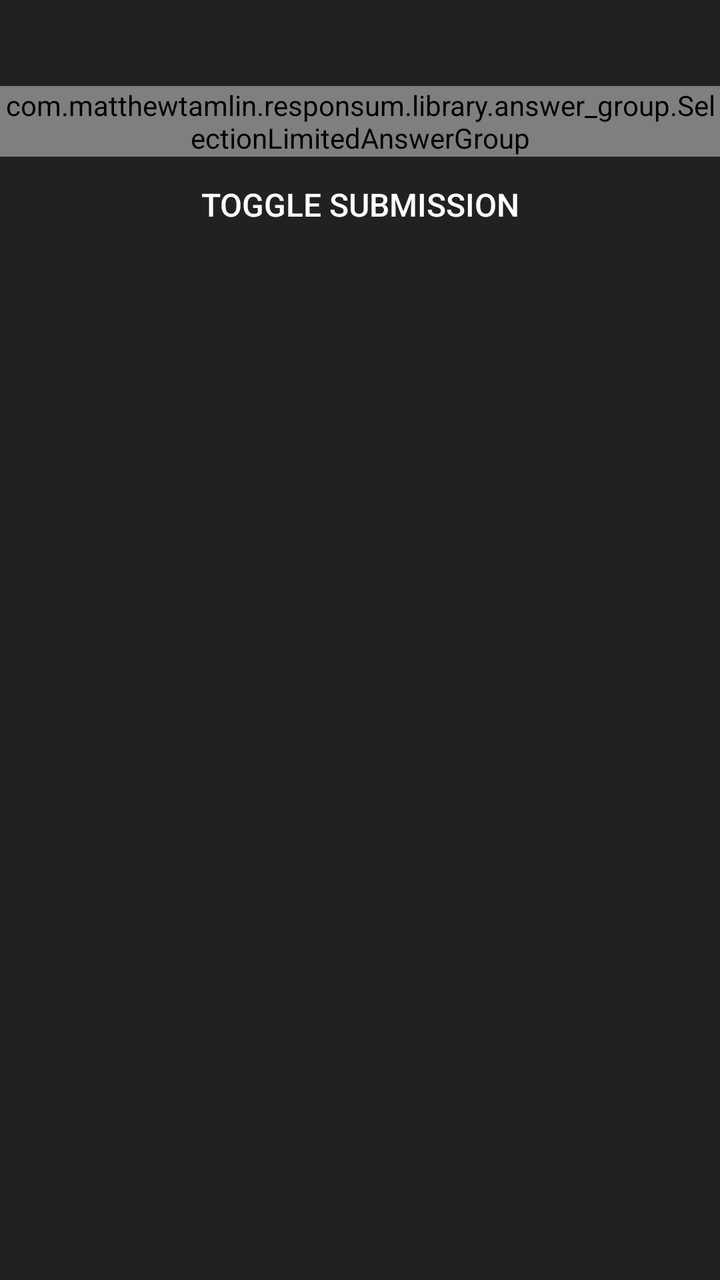
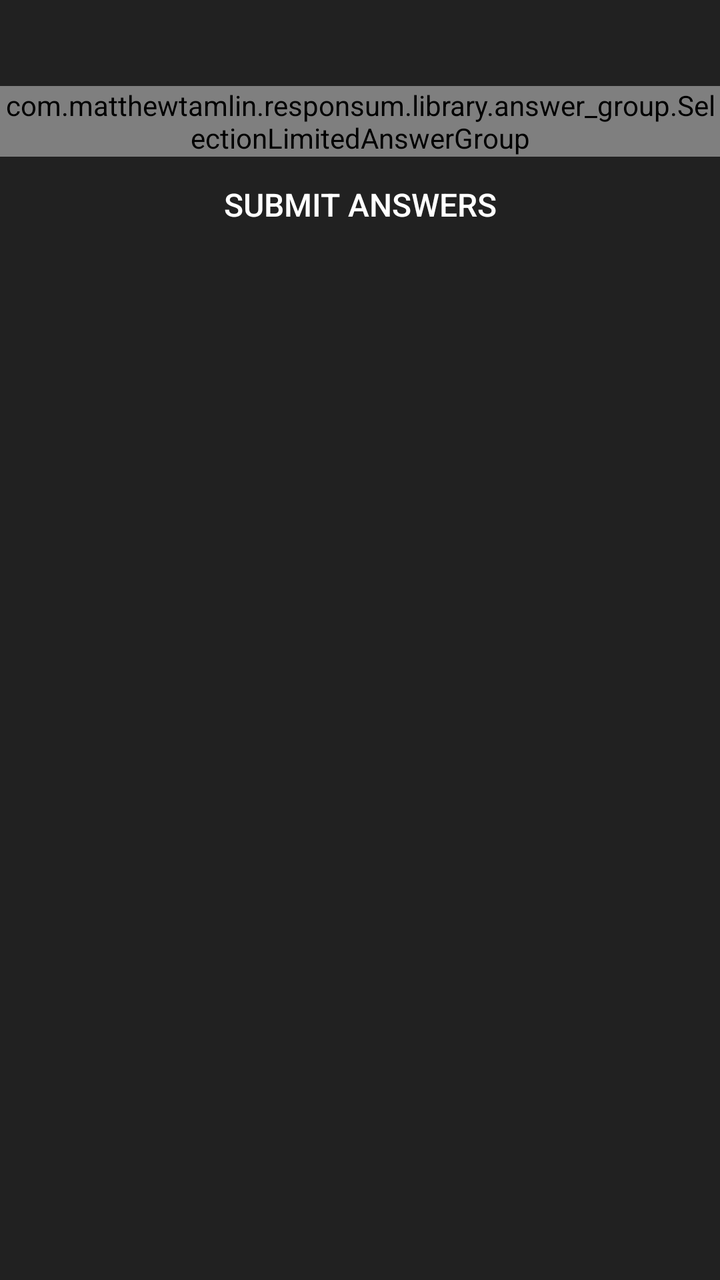

Screens rendered from an Android XML layout before and after an edit, with the pre-edit source and the edit as a unified diff.
<!-- AndroidManifest.xml: application theme Theme.AppCompat.NoActionBar -->
<!-- res/layout/main_activity.xml -->
<?xml version="1.0" encoding="utf-8"?>
<LinearLayout
	xmlns:android="http://schemas.android.com/apk/res/android"
	android:layout_width="match_parent"
	android:layout_height="match_parent"
	android:background="#FF212121"
	android:orientation="vertical">

	<TextView
		android:id="@+id/main_Activity_question_container"
		android:layout_width="match_parent"
		android:layout_height="wrap_content"
		android:gravity="center"
		android:padding="8dp"
		android:textColor="@android:color/white"
		android:textSize="20sp"/>

	<com.matthewtamlin.responsum.library.answer_group.SelectionLimitedAnswerGroup
		android:id="@+id/main_activity_answer_group"
		android:layout_width="match_parent"
		android:layout_height="wrap_content"/>

	<Button
		android:id="@+id/main_activity_action_button"
		style="@style/Widget.AppCompat.Button.Borderless"
		android:layout_width="wrap_content"
		android:layout_height="wrap_content"
		android:layout_gravity="center_horizontal"
		android:text="Toggle Submission"
		android:textSize="16sp"/>
</LinearLayout>
<!-- resources referenced by this layout -->
<resources>

</resources>

<!-- the commit's change to res/layout/main_activity.xml (unified diff, before → after) -->
@@ -26,6 +26,6 @@
 		android:layout_width="wrap_content"
 		android:layout_height="wrap_content"
 		android:layout_gravity="center_horizontal"
-		android:text="Toggle Submission"
+		android:text="Submit answers"
 		android:textSize="16sp"/>
 </LinearLayout>
